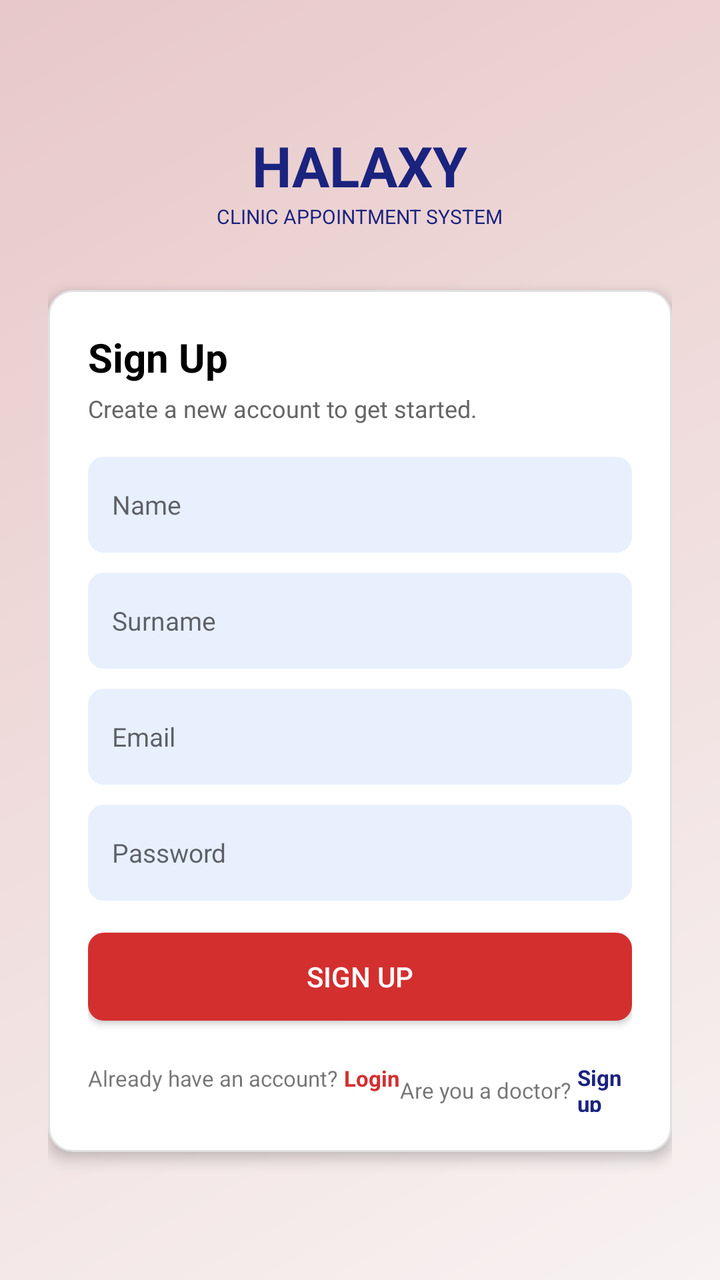
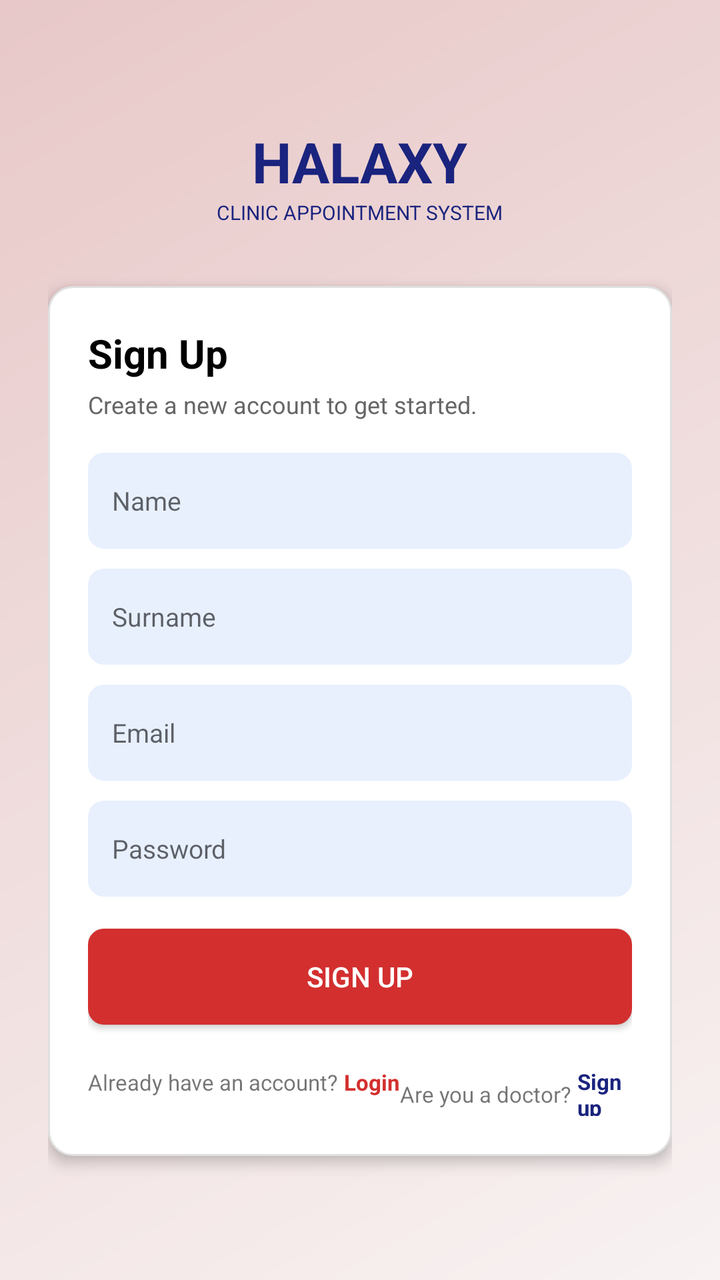

Two renders of the same Android screen: before a commit and after it. Below are the layout's source before the change and the commit's diff.
<!-- AndroidManifest.xml: application theme Theme.Halaxy_health -->
<!-- res/layout/activity_signup.xml -->
<?xml version="1.0" encoding="utf-8"?>
<ScrollView xmlns:android="http://schemas.android.com/apk/res/android"
    android:layout_width="match_parent"
    android:layout_height="match_parent"
    android:background="@drawable/bg_pink_gradient"
    android:fillViewport="true">

    <LinearLayout
        android:layout_width="match_parent"
        android:layout_height="wrap_content"
        android:orientation="vertical"
        android:gravity="center"
        android:padding="24dp">

        <LinearLayout
            android:layout_width="wrap_content"
            android:layout_height="wrap_content"
            android:orientation="vertical"
            android:gravity="center"
            android:layout_marginBottom="30dp">

            <LinearLayout
                android:layout_width="wrap_content"
                android:layout_height="wrap_content"
                android:orientation="horizontal"
                android:gravity="center_vertical">

                <TextView
                    android:layout_width="wrap_content"
                    android:layout_height="wrap_content"
                    android:text="HALAXY"
                    android:textSize="28sp"
                    android:textStyle="bold"
                    android:textColor="#1A237E"/>
            </LinearLayout>

            <TextView
                android:layout_width="wrap_content"
                android:layout_height="wrap_content"
                android:text="CLINIC APPOINTMENT SYSTEM"
                android:textSize="10sp"
                android:textColor="#1A237E"/>
        </LinearLayout>

        <LinearLayout
            android:layout_width="match_parent"
            android:layout_height="wrap_content"
            android:background="@drawable/bg_card"
            android:orientation="vertical"
            android:padding="20dp"
            android:elevation="4dp">

            <TextView
                android:layout_width="wrap_content"
                android:layout_height="wrap_content"
                android:text="Sign Up"
                android:textSize="20sp"
                android:textStyle="bold"
                android:textColor="#000"/>

            <TextView
                android:layout_width="wrap_content"
                android:layout_height="wrap_content"
                android:text="Create a new account to get started."
                android:textSize="12sp"
                android:textColor="#666"
                android:layout_marginBottom="16dp"
                android:layout_marginTop="4dp"/>

            <EditText
                android:id="@+id/edtName"
                android:layout_width="match_parent"
                android:layout_height="48dp"
                android:background="@drawable/bg_input"
                android:hint="Name"
                android:padding="12dp"
                android:layout_marginBottom="10dp"
                android:textSize="13sp"/>

            <TextView
                android:id="@+id/txtNameError"
                android:layout_width="match_parent"
                android:layout_height="wrap_content"
                android:textColor="#D32F2F"
                android:textSize="11sp"
                android:visibility="gone"
                android:layout_marginBottom="8dp"/>

            <EditText
                android:id="@+id/edtSurname"
                android:layout_width="match_parent"
                android:layout_height="48dp"
                android:background="@drawable/bg_input"
                android:hint="Surname"
                android:padding="12dp"
                android:layout_marginBottom="10dp"
                android:textSize="13sp"/>

            <TextView
                android:id="@+id/txtSurnameError"
                android:layout_width="match_parent"
                android:layout_height="wrap_content"
                android:textColor="#D32F2F"
                android:textSize="11sp"
                android:visibility="gone"
                android:layout_marginBottom="8dp"/>

            <EditText
                android:id="@+id/edtEmail"
                android:layout_width="match_parent"
                android:layout_height="48dp"
                android:background="@drawable/bg_input"
                android:hint="Email"
                android:inputType="textEmailAddress"
                android:padding="12dp"
                android:layout_marginBottom="10dp"
                android:textSize="13sp"/>

            <TextView
                android:id="@+id/txtEmailErrorSignup"
                android:layout_width="match_parent"
                android:layout_height="wrap_content"
                android:textColor="#D32F2F"
                android:textSize="11sp"
                android:visibility="gone"
                android:layout_marginBottom="8dp"/>

            <EditText
                android:id="@+id/edtPassword"
                android:layout_width="match_parent"
                android:layout_height="48dp"
                android:background="@drawable/bg_input"
                android:hint="Password"
                android:inputType="textPassword"
                android:padding="12dp"
                android:layout_marginBottom="16dp"
                android:textSize="13sp"/>

            <TextView
                android:id="@+id/txtPasswordErrorSignup"
                android:layout_width="match_parent"
                android:layout_height="wrap_content"
                android:textColor="#D32F2F"
                android:textSize="11sp"
                android:visibility="gone"
                android:layout_marginBottom="8dp"/>

            <Button
                android:id="@+id/btnSignup"
                android:layout_width="match_parent"
                android:layout_height="44dp"
                android:text="SIGN UP"
                android:background="@drawable/bg_red_button"
                android:textColor="#FFFFFF"/>

            <LinearLayout
                android:layout_width="match_parent"
                android:layout_height="wrap_content"
                android:orientation="horizontal"
                android:gravity="center"
                android:layout_marginTop="12dp">

                <TextView
                    android:layout_width="wrap_content"
                    android:layout_height="wrap_content"
                    android:text="Already have an account? "
                    android:textSize="11sp"/>

                <TextView
                    android:id="@+id/txtGoLogin"
                    android:layout_width="wrap_content"
                    android:layout_height="wrap_content"
                    android:text="Login"
                    android:textSize="11sp"
                    android:textColor="#D32F2F"
                    android:textStyle="bold"/>
                <LinearLayout
                    android:layout_width="match_parent"
                    android:layout_height="wrap_content"
                    android:orientation="horizontal"
                    android:gravity="center"
                    android:layout_marginTop="6dp">

                    <TextView
                        android:layout_width="wrap_content"
                        android:layout_height="wrap_content"
                        android:text="Are you a doctor? "
                        android:textSize="11sp"/>

                    <TextView
                        android:id="@+id/txtDoctorSignup2"
                        android:layout_width="wrap_content"
                        android:layout_height="wrap_content"
                        android:text="Signup"
                        android:textSize="11sp"
                        android:textColor="#1A237E"
                        android:textStyle="bold"/>
                </LinearLayout>
            </LinearLayout>
        </LinearLayout>
    </LinearLayout>
</ScrollView>
<!-- resources referenced by this layout -->
<resources>
  <!-- drawable bg_card (drawable) -->
  <shape xmlns:android="http://schemas.android.com/apk/res/android">
      <solid android:color="#FFFFFF"/>
      <corners android:radius="12dp"/>
      <stroke android:width="1dp" android:color="#E0E0E0"/>
  </shape>
  <!-- drawable bg_input (drawable) -->
  <shape xmlns:android="http://schemas.android.com/apk/res/android">
      <solid android:color="#E8F0FE"/>
      <corners android:radius="8dp"/>
  </shape>
  <!-- drawable bg_pink_gradient (drawable) -->
  <?xml version="1.0" encoding="utf-8"?>
  <shape xmlns:android="http://schemas.android.com/apk/res/android">
      <gradient android:angle="135" android:startColor="#FFF8F2F2" android:endColor="#FFE8C8C8" android:type="linear"/>
  </shape>
  <!-- drawable bg_red_button (drawable) -->
  <shape xmlns:android="http://schemas.android.com/apk/res/android">
      <solid android:color="#D32F2F"/>
      <corners android:radius="8dp"/>
  </shape>
  <style name="Theme.Halaxy_health" parent="Theme.AppCompat.Light.NoActionBar">
          <item name="colorPrimary">#1A237E</item>
          <item name="colorPrimaryDark">#7B1113</item>
          <item name="colorAccent">#D32F2F</item>
      </style>
</resources>

<!-- the commit's change to res/layout/activity_signup.xml (unified diff, before → after) -->
@@ -148,7 +148,7 @@
             <Button
                 android:id="@+id/btnSignup"
                 android:layout_width="match_parent"
-                android:layout_height="44dp"
+                android:layout_height="48dp"
                 android:text="SIGN UP"
                 android:background="@drawable/bg_red_button"
                 android:textColor="#FFFFFF"/>
